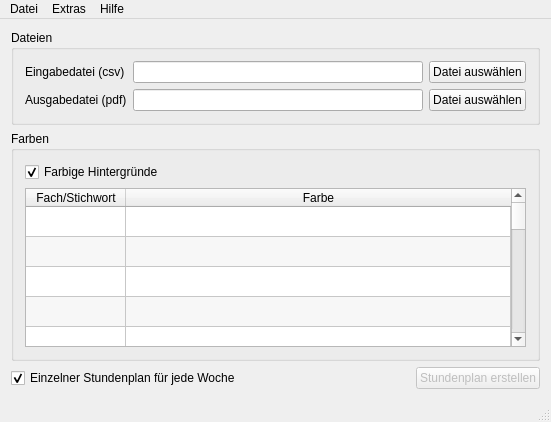
The window that src/cpp/QTimetableDrawer/mainwindow.ui (heimgreg/timetable-drawer) describes before a commit, drawn with Qt 5.
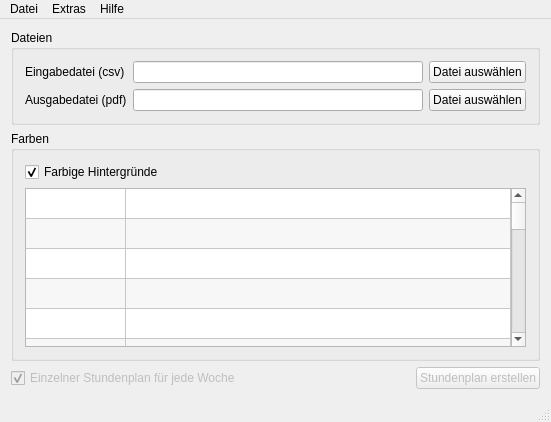
The same window after the commit.

Commit message:
Add color picker when clicking on color column
Some further ui functionality such as menu items in file menu.

Disable non-functional items

The edit to the form file:
```diff
--- a/src/cpp/QTimetableDrawer/mainwindow.ui
+++ b/src/cpp/QTimetableDrawer/mainwindow.ui
@@ -86,7 +86,7 @@
           <bool>false</bool>
          </property>
          <attribute name="horizontalHeaderVisible">
-          <bool>true</bool>
+          <bool>false</bool>
          </attribute>
          <attribute name="horizontalHeaderCascadingSectionResizes">
           <bool>false</bool>
@@ -272,6 +272,9 @@
      <layout class="QHBoxLayout" name="horizontalLayout">
       <item>
        <widget class="QCheckBox" name="singleWeekCheckBox">
+        <property name="enabled">
+         <bool>false</bool>
+        </property>
         <property name="text">
          <string>Einzelner Stundenplan für jede Woche</string>
         </property>
```
Left out of the diff: 12 changed lines with no effect on the pictures. The commit also changes 2 other files.
